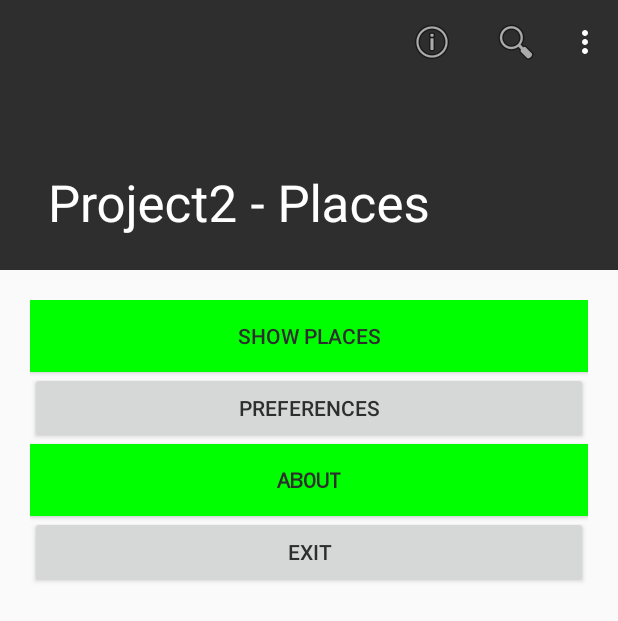
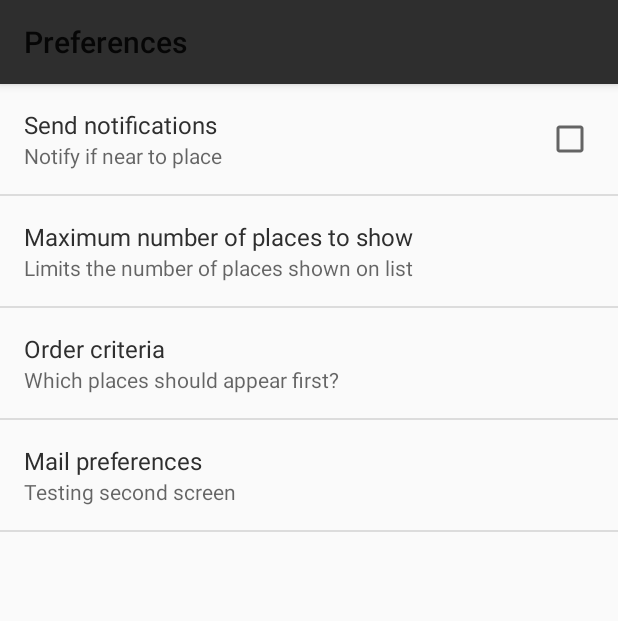
Before and after one commit to YukiMinamiHHNii/CN--Yaya, an Android app: the screen it shows after launch (MainActivity before the commit, PreferencesActivity after it), in the options menu, after a tap on "Settings", on a phone screen of 412 x 824 dp. Shown: the top 621 px of the screen. Run offline under Robolectric (Android 15) with nearby library versions, the phone set to English and light mode, and no system bars.

Commit message:
Adds handlers for places edition and preferences

```diff
--- a/Project2Places/app/src/main/java/com/example/hhnii/project2_places/MainActivity.java
+++ b/Project2Places/app/src/main/java/com/example/hhnii/project2_places/MainActivity.java
@@ -2,7 +2,9 @@ package com.example.hhnii.project2_places;
 
 import android.content.DialogInterface;
 import android.content.Intent;
+import android.content.SharedPreferences;
 import android.os.Bundle;
+import android.preference.PreferenceManager;
 import android.support.design.widget.FloatingActionButton;
 import android.support.design.widget.Snackbar;
 import android.support.v7.app.AlertDialog;
@@ -13,13 +15,14 @@ import android.view.Menu;
 import android.view.MenuItem;
 import android.widget.Button;
 import android.widget.EditText;
+import android.widget.Toast;
 
 import com.example.hhnii.project2_places.placesEntities.Places;
 import com.example.hhnii.project2_places.placesEntities.PlacesList;
 
 public class MainActivity extends AppCompatActivity {
 
-    private Button aboutButton, exitButton;
+    private Button showPlacesBtn, preferencesBtn, aboutButton, exitButton;
     public static Places places= new PlacesList();
 
     @Override
@@ -28,6 +31,23 @@ public class MainActivity extends AppCompatActivity {
         setContentView(R.layout.activity_main);
         Toolbar toolbar = (Toolbar) findViewById(R.id.toolbar);
         setSupportActionBar(toolbar);
+
+        showPlacesBtn= findViewById(R.id.showPlacesBtn);
+        showPlacesBtn.setOnClickListener(new View.OnClickListener() {
+            @Override
+            public void onClick(View v) {
+                showSavedPreferences();
+            }
+        });
+
+        preferencesBtn= findViewById(R.id.preferencesBtn);
+        preferencesBtn.setOnClickListener(new View.OnClickListener() {
+            @Override
+            public void onClick(View v) {
+                showPreferences(null);
+            }
+        });
+
         aboutButton= findViewById(R.id.aboutBtn);
         aboutButton.setOnClickListener(
                 new View.OnClickListener(){
@@ -62,6 +82,7 @@ public class MainActivity extends AppCompatActivity {
 
         //noinspection SimplifiableIfStatement
         if (id == R.id.action_settings) {
+            showPreferences(null);
             return true;
         }else if(id== R.id.about_settings){
             showAbout(null);
@@ -71,6 +92,11 @@ public class MainActivity extends AppCompatActivity {
             return true;
     }
         return super.onOptionsItemSelected(item);
+    }
+
+    public void showPreferences(View view){
+        Intent intent= new Intent(this, PreferencesActivity.class);
+        startActivity(intent);
     }
 
     public void showAbout(View view){
@@ -98,4 +124,15 @@ public class MainActivity extends AppCompatActivity {
 
     }
 
+    public void showSavedPreferences(){
+        SharedPreferences preferences= PreferenceManager.getDefaultSharedPreferences(this);
+        String test= "notifications: " + preferences.getBoolean("notificationPref", false)
+                + "\n" + "maxPlaces: " + preferences.getString("placesMaxPref", "")
+                + "\n" + "orderPref: " + preferences.getString("orderPref", "")
+                + "\n" + "mailActivate: " + preferences.getBoolean("mailPrefActivate", false)
+                + "\n" + "mailAddress: " + preferences.getString("mailPrefAddress", "")
+                + "\n" + "mailType: " + preferences.getString("mailPrefType", "");
+        Toast.makeText(this, test, Toast.LENGTH_SHORT).show();
+    }
+
 }
--- /dev/null
+++ b/Project2Places/app/src/main/java/com/example/hhnii/project2_places/PreferencesActivity.java
@@ -0,0 +1,16 @@
+package com.example.hhnii.project2_places;
+
+import android.os.Bundle;
+import android.preference.PreferenceActivity;
+
+public class PreferencesActivity extends PreferenceActivity {
+
+    @Override
+    protected void onCreate(Bundle savedInstanceState) {
+        super.onCreate(savedInstanceState);
+        getFragmentManager().beginTransaction()
+                .replace(android.R.id.content, new PreferencesFragment())
+                .commit();
+    }
+
+}
--- /dev/null
+++ b/Project2Places/app/src/main/java/com/example/hhnii/project2_places/PreferencesFragment.java
@@ -0,0 +1,12 @@
+package com.example.hhnii.project2_places;
+
+import android.os.Bundle;
+import android.preference.PreferenceFragment;
+
+public class PreferencesFragment extends PreferenceFragment {
+    @Override
+    public void onCreate(Bundle savedInstanceState) {
+        super.onCreate(savedInstanceState);
+        addPreferencesFromResource(R.xml.preferences);
+    }
+}
--- /dev/null
+++ b/Project2Places/app/src/main/res/values/arrays.xml
@@ -0,0 +1,24 @@
+<?xml version="1.0" encoding="utf-8"?>
+<resources>
+    <string-array name="orderEntries">
+        <item>Creation date</item>
+        <item>Rating</item>
+        <item>Distance</item>
+    </string-array>
+    <string-array name="orderEntriesValues">
+        <item>0</item>
+        <item>1</item>
+        <item>2</item>
+    </string-array>
+    <string-array name="mailPrefEntries">
+        <item>New places</item>
+        <item>Near places</item>
+        <item>Best ranked</item>
+    </string-array>
+    <string-array name="mailPrefEntriesValues">
+        <item>0</item>
+        <item>1</item>
+        <item>2</item>
+    </string-array>
+
+</resources>
--- a/Project2Places/app/src/main/res/values/styles.xml
+++ b/Project2Places/app/src/main/res/values/styles.xml
@@ -27,4 +27,9 @@
         <item name="android:typeface">monospace</item>
     </style>
 
+    <style name="PreferenceTheme" parent="AppTheme">
+        <item name="android:windowActionBar">true</item>
+        <item name="android:windowNoTitle">false</item>
+    </style>
+
 </resources>
--- /dev/null
+++ b/Project2Places/app/src/main/res/xml/preferences.xml
@@ -0,0 +1,46 @@
+<?xml version="1.0" encoding="utf-8"?>
+<PreferenceScreen xmlns:android="http://schemas.android.com/apk/res/android"
+    android:key="main_preferences">
+    <CheckBoxPreference
+        android:key="notificationPref"
+        android:summary="Notify if near to place"
+        android:title="Send notifications" />
+    <EditTextPreference
+        android:key="placesMaxPref"
+        android:defaultValue="0"
+        android:inputType="number"
+        android:summary="Limits the number of places shown on list"
+        android:title="Maximum number of places to show" />
+    <ListPreference
+        android:key="orderPref"
+        android:defaultValue="0"
+        android:entries="@array/orderEntries"
+        android:entryValues="@array/orderEntriesValues"
+        android:summary="Which places should appear first?"
+        android:title="Order criteria" />
+
+    <PreferenceScreen android:title="Mail preferences"
+        android:summary="Testing second screen"
+        android:key="secondary_preferences">
+
+        <CheckBoxPreference
+            android:key="mailPrefActivate"
+            android:title="Send mail"
+            android:summary="Notify me by mail" />
+        <EditTextPreference
+            android:key="mailPrefAddress"
+            android:defaultValue="0"
+            android:inputType="textEmailAddress"
+            android:title="Mail address"
+            android:summary="Address to receive mail" />
+        <ListPreference
+            android:key="mailPrefType"
+            android:defaultValue="0"
+            android:entries="@array/mailPrefEntries"
+            android:entryValues="@array/mailPrefEntriesValues"
+            android:title="Mail type"
+            android:summary="Which type of mail would you like to receive?" />
+
+    </PreferenceScreen>
+
+</PreferenceScreen>
```
Also changed, not shown: Project2Places/app/src/main/AndroidManifest.xml (+10 -0 lines), Project2Places/app/src/main/java/com/example/hhnii/project2_places/EditPlaceActivity.java (added, +91 -0 lines), Project2Places/app/src/main/java/com/example/hhnii/project2_places/ViewPlaceActivity.java (+59 -41 lines), Project2Places/app/src/main/java/com/example/hhnii/project2_places/placesEntities/PlaceType.java (+10 -0 lines), Project2Places/app/src/main/res/menu/edit_place_menu.xml (added, +16 -0 lines).
